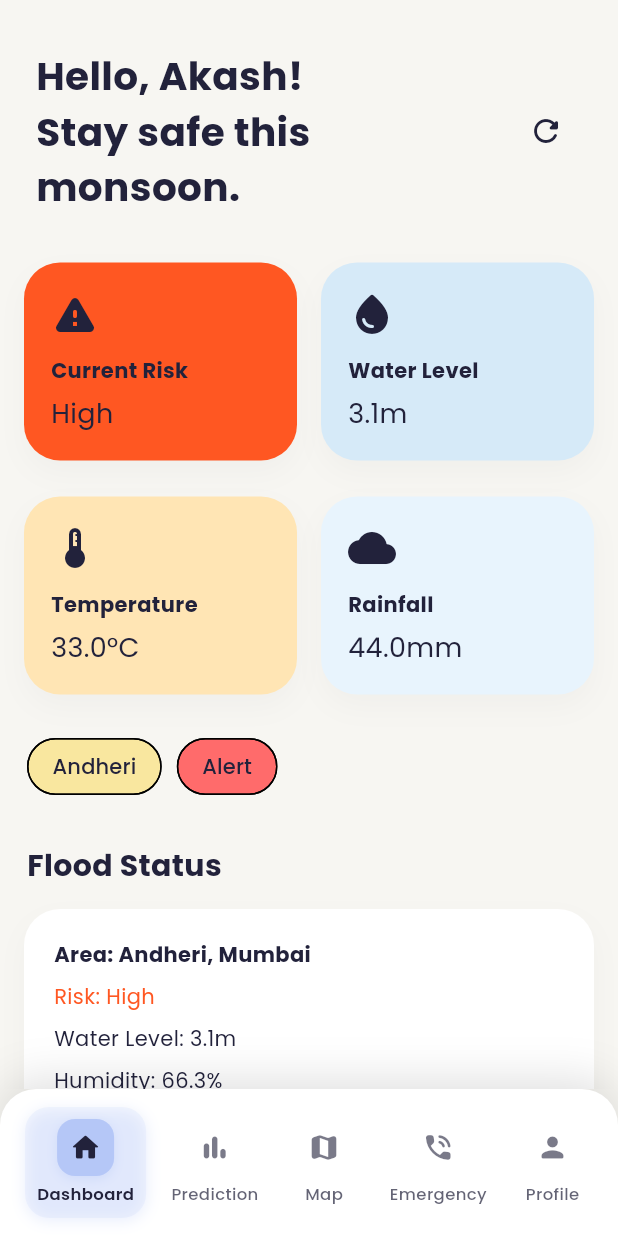
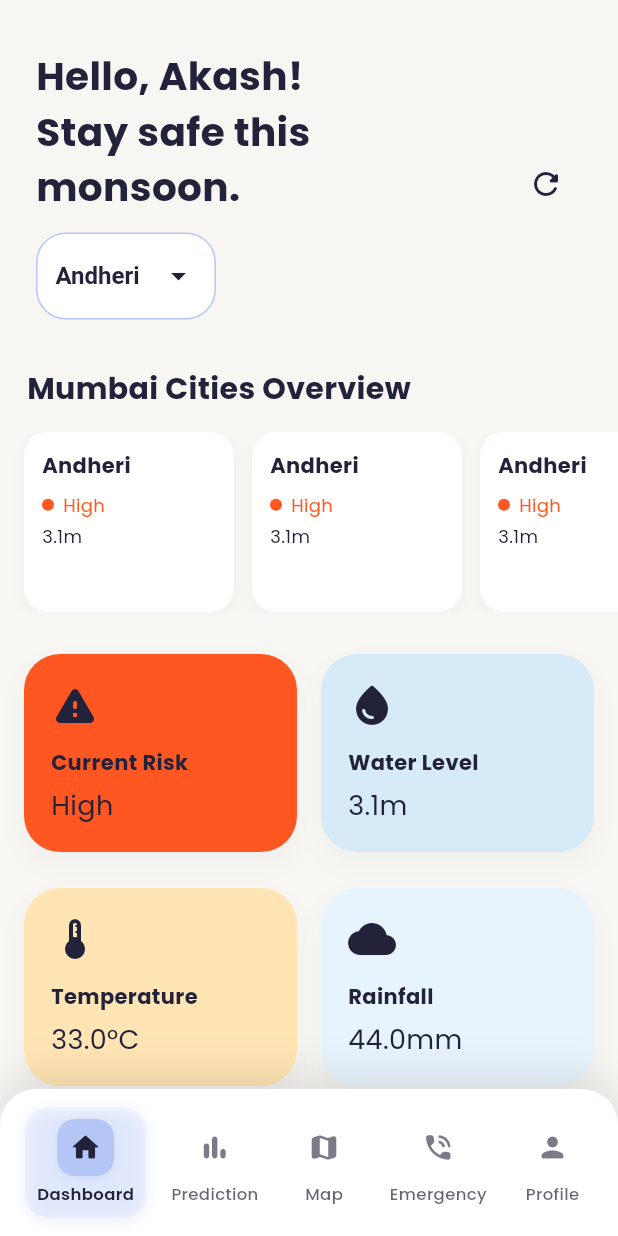
Before and after one commit to AkashKeote/flood, a Flutter app: the screen it shows after launch, on a phone screen of 412 x 824 dp. Run offline on Flutter 3.47's test engine with Material 3 defaults, Android fonts, the light colour scheme and no system bars; our stand-ins replace google_fonts, google_maps_flutter; network calls fail.

Commit message:
Add real-time Mumbai cities data with city selector

```diff
--- a/lib/DashboardPage.dart
+++ b/lib/DashboardPage.dart
@@ -1,6 +1,7 @@
 import 'package:flutter/material.dart';
 import 'package:google_fonts/google_fonts.dart';
 import 'models/flood_data.dart';
+import 'services/weather_service.dart';
 
 class DashboardPage extends StatefulWidget {
   const DashboardPage({super.key});
@@ -11,31 +12,53 @@ class DashboardPage extends StatefulWidget {
 
 class _DashboardPageState extends State<DashboardPage> {
   late FloodData _currentData;
-  late List<FloodData> _historicalData;
+  late List<FloodData> _allCitiesData;
   bool _isLoading = true;
+  String _selectedCity = 'Andheri';
+  List<String> _availableCities = [];
 
   @override
   void initState() {
     super.initState();
+    _availableCities = WeatherService.getMumbaiCities();
     _loadData();
   }
 
-  void _loadData() {
+  void _loadData() async {
     setState(() {
       _isLoading = true;
     });
 
-    // Simulate API call delay
-    Future.delayed(Duration(milliseconds: 800), () {
+    try {
+      // Load data for selected city
+      final cityData = await WeatherService.getRealTimeData(_selectedCity);
+
+      // Load data for all cities (for overview)
+      final allCitiesData = await WeatherService.getAllMumbaiCitiesData();
+
+      setState(() {
+        _currentData = cityData;
+        _allCitiesData = allCitiesData;
+        _isLoading = false;
+      });
+    } catch (e) {
+      // Fallback to mock data
       setState(() {
         _currentData = FloodDataService.getMockData();
-        _historicalData = FloodDataService.getHistoricalData();
+        _allCitiesData = FloodDataService.getHistoricalData();
         _isLoading = false;
       });
-    });
+    }
   }
 
   void _refreshData() {
+    _loadData();
+  }
+
+  void _changeCity(String city) {
+    setState(() {
+      _selectedCity = city;
+    });
     _loadData();
   }
 
@@ -52,7 +75,7 @@ class _DashboardPageState extends State<DashboardPage> {
         child: Column(
           crossAxisAlignment: CrossAxisAlignment.start,
           children: [
-            // Header
+            // Header with city selector
             Padding(
               padding: const EdgeInsets.symmetric(
                 vertical: 32.0,
@@ -62,13 +85,20 @@ class _DashboardPageState extends State<DashboardPage> {
                 mainAxisAlignment: MainAxisAlignment.spaceBetween,
                 children: [
                   Expanded(
-                    child: Text(
+                    child: Column(
+                      crossAxisAlignment: CrossAxisAlignment.start,
+                      children: [
+                        Text(
                           'Hello, Akash!\nStay safe this monsoon.',
                           style: GoogleFonts.poppins(
                             fontSize: 26,
                             fontWeight: FontWeight.bold,
                             color: Color(0xFF22223B),
                           ),
+                        ),
+                        SizedBox(height: 12),
+                        _buildCitySelector(),
+                      ],
                     ),
                   ),
                   IconButton(
@@ -79,6 +109,23 @@ class _DashboardPageState extends State<DashboardPage> {
                 ],
               ),
             ),
+
+            // Mumbai Cities Overview
+            Padding(
+              padding: const EdgeInsets.symmetric(horizontal: 18.0),
+              child: Text(
+                'Mumbai Cities Overview',
+                style: GoogleFonts.poppins(
+                  fontSize: 20,
+                  fontWeight: FontWeight.bold,
+                  color: Color(0xFF22223B),
+                ),
+              ),
+            ),
+            SizedBox(height: 14),
+            _buildCitiesOverview(),
+            SizedBox(height: 28),
+
             // Quick Stats Cards
             Padding(
               padding: const EdgeInsets.symmetric(horizontal: 16.0),
@@ -129,9 +176,16 @@ class _DashboardPageState extends State<DashboardPage> {
               child: Wrap(
                 spacing: 10,
                 children: [
-                  _PastelChip(label: _currentData.area.split(',')[0], color: Color(0xFFF9E79F)),
-                  _PastelChip(label: _currentData.alerts.isNotEmpty ? 'Alert' : 'Safe',
-                    color: _currentData.alerts.isNotEmpty ? Color(0xFFFF6B6B) : Color(0xFFB5C7F7)),
+                  _PastelChip(
+                    label: _currentData.area.split(',')[0],
+                    color: Color(0xFFF9E79F),
+                  ),
+                  _PastelChip(
+                    label: _currentData.alerts.isNotEmpty ? 'Alert' : 'Safe',
+                    color: _currentData.alerts.isNotEmpty
+                        ? Color(0xFFFF6B6B)
+                        : Color(0xFFB5C7F7),
+                  ),
                 ],
               ),
             ),
@@ -176,7 +230,9 @@ class _DashboardPageState extends State<DashboardPage> {
                     SizedBox(height: 8),
                     Text(
                       'Risk: ${_currentData.riskLevel}',
-                      style: TextStyle(color: _getRiskColor(_currentData.riskLevel)),
+                      style: TextStyle(
+                        color: _getRiskColor(_currentData.riskLevel),
+                      ),
                     ),
                     SizedBox(height: 8),
                     Text(
@@ -215,7 +271,9 @@ class _DashboardPageState extends State<DashboardPage> {
                 ),
               ),
               SizedBox(height: 14),
-              ..._currentData.alerts.map((alert) => _buildAlertCard(alert)).toList(),
+              ..._currentData.alerts
+                  .map((alert) => _buildAlertCard(alert))
+                  .toList(),
               SizedBox(height: 28),
             ],
             // Quick Actions
@@ -271,6 +329,110 @@ class _DashboardPageState extends State<DashboardPage> {
     );
   }
 
+  Widget _buildCitySelector() {
+    return Container(
+      padding: EdgeInsets.symmetric(horizontal: 12, vertical: 4),
+      decoration: BoxDecoration(
+        color: Colors.white,
+        borderRadius: BorderRadius.circular(20),
+        border: Border.all(color: Color(0xFFB5C7F7)),
+      ),
+      child: DropdownButtonHideUnderline(
+        child: DropdownButton<String>(
+          value: _selectedCity,
+          icon: Icon(Icons.arrow_drop_down, color: Color(0xFF22223B)),
+          style: TextStyle(
+            color: Color(0xFF22223B),
+            fontSize: 16,
+            fontWeight: FontWeight.w600,
+          ),
+          onChanged: (String? newValue) {
+            if (newValue != null) {
+              _changeCity(newValue);
+            }
+          },
+          items: _availableCities.map<DropdownMenuItem<String>>((String city) {
+            return DropdownMenuItem<String>(
+              value: city,
+              child: Text(city),
+            );
+          }).toList(),
+        ),
+      ),
+    );
+  }
+
+  Widget _buildCitiesOverview() {
+    return Container(
+      height: 120,
+      child: ListView.builder(
+        scrollDirection: Axis.horizontal,
+        padding: EdgeInsets.symmetric(horizontal: 16),
+        itemCount: _allCitiesData.length,
+        itemBuilder: (context, index) {
+          final cityData = _allCitiesData[index];
+          return Container(
+            width: 140,
+            margin: EdgeInsets.only(right: 12),
+            padding: EdgeInsets.all(12),
+            decoration: BoxDecoration(
+              color: Colors.white,
+              borderRadius: BorderRadius.circular(16),
+              boxShadow: [
+                BoxShadow(
+                  color: Colors.grey.withOpacity(0.08),
+                  blurRadius: 8,
+                  offset: Offset(0, 4),
+                ),
+              ],
+            ),
+            child: Column(
+              crossAxisAlignment: CrossAxisAlignment.start,
+              children: [
+                Text(
+                  cityData.area.split(',')[0],
+                  style: TextStyle(
+                    fontWeight: FontWeight.bold,
+                    fontSize: 14,
+                  ),
+                ),
+                SizedBox(height: 8),
+                Row(
+                  children: [
+                    Container(
+                      width: 8,
+                      height: 8,
+                      decoration: BoxDecoration(
+                        color: _getRiskColor(cityData.riskLevel),
+                        shape: BoxShape.circle,
+                      ),
+                    ),
+                    SizedBox(width: 6),
+                    Text(
+                      cityData.riskLevel,
+                      style: TextStyle(
+                        fontSize: 12,
+                        color: _getRiskColor(cityData.riskLevel),
+                      ),
+                    ),
+                  ],
+                ),
+                SizedBox(height: 4),
+                Text(
+                  '${cityData.waterLevel.toStringAsFixed(1)}m',
+                  style: TextStyle(
+                    fontSize: 12,
+                    color: Color(0xFF22223B),
+                  ),
+                ),
+              ],
+            ),
+          );
+        },
+      ),
+    );
+  }
+
   Widget _buildLoadingState() {
     return Center(
       child: Column(
@@ -282,10 +444,7 @@ class _DashboardPageState extends State<DashboardPage> {
           SizedBox(height: 16),
           Text(
             'Loading flood data...',
-            style: GoogleFonts.poppins(
-              fontSize: 16,
-              color: Color(0xFF22223B),
-            ),
+            style: GoogleFonts.poppins(fontSize: 16, color: Color(0xFF22223B)),
           ),
         ],
       ),
@@ -310,11 +469,7 @@ class _DashboardPageState extends State<DashboardPage> {
         ),
         child: Row(
           children: [
-            Icon(
-              _getAlertIcon(alert.severity),
-              color: Colors.white,
-              size: 24,
-            ),
+            Icon(_getAlertIcon(alert.severity), color: Colors.white, size: 24),
             SizedBox(width: 12),
             Expanded(
               child: Column(
@@ -433,7 +588,9 @@ class _DashboardPageState extends State<DashboardPage> {
       context: context,
       builder: (context) => AlertDialog(
         title: Text('Report Flood'),
-        content: Text('This feature will allow users to report flood incidents in their area.'),
+        content: Text(
+          'This feature will allow users to report flood incidents in their area.',
+        ),
         actions: [
           TextButton(
             onPressed: () => Navigator.pop(context),
@@ -449,7 +606,9 @@ class _DashboardPageState extends State<DashboardPage> {
       context: context,
       builder: (context) => AlertDialog(
         title: Text('Emergency Contact'),
-        content: Text('Calling emergency services...\n\nEmergency: 100\nFlood Control: 022-24937746'),
+        content: Text(
+          'Calling emergency services...\n\nEmergency: 100\nFlood Control: 022-24937746',
+        ),
         actions: [
           TextButton(
             onPressed: () => Navigator.pop(context),
@@ -462,9 +621,9 @@ class _DashboardPageState extends State<DashboardPage> {
 
   void _navigateToMap() {
     // This will be handled by the main navigation
-    ScaffoldMessenger.of(context).showSnackBar(
-      SnackBar(content: Text('Navigating to Map...')),
-    );
+    ScaffoldMessenger.of(
+      context,
+    ).showSnackBar(SnackBar(content: Text('Navigating to Map...')));
   }
 }
 
--- a/lib/models/flood_data.dart
+++ b/lib/models/flood_data.dart
@@ -29,8 +29,12 @@ class FloodData {
       temperature: (json['temperature'] ?? 0.0).toDouble(),
       humidity: (json['humidity'] ?? 0.0).toDouble(),
       rainfall: (json['rainfall'] ?? 0.0).toDouble(),
-      timestamp: DateTime.parse(json['timestamp'] ?? DateTime.now().toIso8601String()),
-      alerts: (json['alerts'] as List? ?? []).map((e) => FloodAlert.fromJson(e)).toList(),
+      timestamp: DateTime.parse(
+        json['timestamp'] ?? DateTime.now().toIso8601String(),
+      ),
+      alerts: (json['alerts'] as List? ?? [])
+          .map((e) => FloodAlert.fromJson(e))
+          .toList(),
     );
   }
 
@@ -68,7 +72,9 @@ class FloodAlert {
       id: json['id'] ?? '',
       message: json['message'] ?? '',
       severity: json['severity'] ?? 'info',
-      timestamp: DateTime.parse(json['timestamp'] ?? DateTime.now().toIso8601String()),
+      timestamp: DateTime.parse(
+        json['timestamp'] ?? DateTime.now().toIso8601String(),
+      ),
       location: json['location'] ?? '',
     );
   }
@@ -93,7 +99,12 @@ class FloodDataService {
     'Dadar, Mumbai',
   ];
 
-  static final List<String> _riskLevels = ['Low', 'Moderate', 'High', 'Critical'];
+  static final List<String> _riskLevels = [
+    'Low',
+    'Moderate',
+    'High',
+    'Critical',
+  ];
 
   static FloodData getMockData() {
     final random = Random();
@@ -130,23 +141,32 @@ class FloodDataService {
     final random = Random();
 
     if (riskLevel == 'High' || riskLevel == 'Critical') {
-      alerts.add(FloodAlert(
+      alerts.add(
+        FloodAlert(
           id: 'alert_${DateTime.now().millisecondsSinceEpoch}',
-        message: 'High water levels detected in $area. Evacuation recommended.',
+          message:
+              'High water levels detected in $area. Evacuation recommended.',
           severity: 'warning',
-        timestamp: DateTime.now().subtract(Duration(minutes: random.nextInt(60))),
+          timestamp: DateTime.now().subtract(
+            Duration(minutes: random.nextInt(60)),
+          ),
           location: area,
-      ));
+        ),
+      );
     }
 
     if (random.nextBool()) {
-      alerts.add(FloodAlert(
+      alerts.add(
+        FloodAlert(
           id: 'alert_${DateTime.now().millisecondsSinceEpoch + 1}',
           message: 'Heavy rainfall expected in next 2 hours.',
           severity: 'info',
-        timestamp: DateTime.now().subtract(Duration(minutes: random.nextInt(30))),
+          timestamp: DateTime.now().subtract(
+            Duration(minutes: random.nextInt(30)),
+          ),
           location: area,
-      ));
+        ),
+      );
     }
 
     return alerts;
@@ -165,7 +185,8 @@ class FloodDataService {
       final humidity = 55.0 + random.nextDouble() * 35.0;
       final rainfall = random.nextDouble() * 60.0;
 
-      data.add(FloodData(
+      data.add(
+        FloodData(
           area: area,
           waterLevel: waterLevel,
           riskLevel: riskLevel,
@@ -174,7 +195,8 @@ class FloodDataService {
           rainfall: rainfall,
           timestamp: date,
           alerts: _generateAlerts(area, riskLevel),
-      ));
+        ),
+      );
     }
 
     return data;
--- /dev/null
+++ b/lib/services/weather_service.dart
@@ -0,0 +1,154 @@
+import 'dart:convert';
+import 'package:http/http.dart' as http;
+import '../models/flood_data.dart';
+
+class WeatherService {
+  static const String _baseUrl = 'https://api.openweathermap.org/data/2.5';
+  static const String _apiKey = 'YOUR_API_KEY'; // Replace with your OpenWeather API key
+
+  static final List<Map<String, dynamic>> _mumbaiCities = [
+    {"name": "Andheri", "lat": 19.11227, "lon": 72.84067},
+    {"name": "Bandra", "lat": 19.05039, "lon": 72.83748},
+    {"name": "Worli", "lat": 19.01306, "lon": 72.82333},
+    {"name": "Chembur", "lat": 19.05456, "lon": 72.89361},
+    {"name": "Dadar", "lat": 19.01417, "lon": 72.84528},
+    {"name": "Malad", "lat": 19.18795, "lon": 72.84226},
+    {"name": "Goregaon", "lat": 19.16304, "lon": 72.84615},
+    {"name": "Kandivali", "lat": 19.20361, "lon": 72.85056},
+    {"name": "Borivali", "lat": 19.23246, "lon": 72.85644},
+    {"name": "Dahisar", "lat": 19.24758, "lon": 72.86253},
+  ];
+
+  static Future<FloodData> getRealTimeData(String cityName) async {
+    try {
+      // Find city coordinates
+      final city = _mumbaiCities.firstWhere(
+        (city) => city['name'].toLowerCase() == cityName.toLowerCase(),
+        orElse: () => _mumbaiCities[0],
+      );
+
+      // Get current weather
+      final weatherUrl = '$_baseUrl/weather?lat=${city['lat']}&lon=${city['lon']}&appid=$_apiKey&units=metric';
+      final weatherResponse = await http.get(Uri.parse(weatherUrl));
+
+      if (weatherResponse.statusCode != 200) {
+        throw Exception('Failed to fetch weather data');
+      }
+
+      final weatherData = json.decode(weatherResponse.body);
+
+      // Get forecast for rainfall prediction
+      final forecastUrl = '$_baseUrl/forecast?lat=${city['lat']}&lon=${city['lon']}&appid=$_apiKey&units=metric';
+      final forecastResponse = await http.get(Uri.parse(forecastUrl));
+
+      double rainfall = 0.0;
+      if (forecastResponse.statusCode == 200) {
+        final forecastData = json.decode(forecastResponse.body);
+        // Calculate total rainfall for next 24 hours
+        for (var item in forecastData['list'].take(8)) { // 24 hours (3-hour intervals)
+          rainfall += (item['rain']?['3h'] ?? 0.0);
+        }
+      }
+
+      // Calculate flood risk based on weather conditions
+      final temperature = weatherData['main']['temp'].toDouble();
+      final humidity = weatherData['main']['humidity'].toDouble();
+      final windSpeed = weatherData['wind']['speed'].toDouble();
+
+      // Simulate water level based on rainfall and humidity
+      final waterLevel = _calculateWaterLevel(rainfall, humidity);
+      final riskLevel = _calculateRiskLevel(waterLevel, rainfall);
+
+      // Generate alerts based on conditions
+      final alerts = _generateRealAlerts(city['name'], riskLevel, rainfall, temperature);
+
+      return FloodData(
+        area: '${city['name']}, Mumbai',
+        waterLevel: waterLevel,
+        riskLevel: riskLevel,
+        temperature: temperature,
+        humidity: humidity,
+        rainfall: rainfall,
+        timestamp: DateTime.now(),
+        alerts: alerts,
+      );
+    } catch (e) {
+      // Fallback to mock data if API fails
+      return FloodDataService.getMockData();
+    }
+  }
+
+  static double _calculateWaterLevel(double rainfall, double humidity) {
+    // Base water level (1.5m) + rainfall impact + humidity factor
+    double baseLevel = 1.5;
+    double rainfallImpact = rainfall * 0.1; // 10mm rain = 0.1m water level
+    double humidityImpact = (humidity - 60) * 0.01; // High humidity increases water level
+
+    return (baseLevel + rainfallImpact + humidityImpact).clamp(1.0, 5.0);
+  }
+
+  static String _calculateRiskLevel(double waterLevel, double rainfall) {
+    if (waterLevel > 4.0 || rainfall > 50) return 'Critical';
+    if (waterLevel > 3.0 || rainfall > 30) return 'High';
+    if (waterLevel > 2.0 || rainfall > 15) return 'Moderate';
+    return 'Low';
+  }
+
+  static List<FloodAlert> _generateRealAlerts(String city, String riskLevel, double rainfall, double temperature) {
+    final alerts = <FloodAlert>[];
+    final now = DateTime.now();
+
+    if (riskLevel == 'Critical' || riskLevel == 'High') {
+      alerts.add(FloodAlert(
+        id: 'alert_${now.millisecondsSinceEpoch}',
+        message: 'High flood risk detected in $city. Evacuation recommended.',
+        severity: 'warning',
+        timestamp: now.subtract(Duration(minutes: 5)),
+        location: '$city, Mumbai',
+      ));
+    }
+
+    if (rainfall > 20) {
+      alerts.add(FloodAlert(
+        id: 'alert_${now.millisecondsSinceEpoch + 1}',
+        message: 'Heavy rainfall (${rainfall.toStringAsFixed(1)}mm) in $city. Stay indoors.',
+        severity: 'info',
+        timestamp: now.subtract(Duration(minutes: 10)),
+        location: '$city, Mumbai',
+      ));
+    }
+
+    if (temperature > 35) {
+      alerts.add(FloodAlert(
+        id: 'alert_${now.millisecondsSinceEpoch + 2}',
+        message: 'High temperature (${temperature.toStringAsFixed(1)}°C) in $city. Stay hydrated.',
+        severity: 'info',
+        timestamp: now.subtract(Duration(minutes: 15)),
+        location: '$city, Mumbai',
+      ));
+    }
+
+    return alerts;
+  }
+
+  static Future<List<FloodData>> getAllMumbaiCitiesData() async {
+    final List<FloodData> allData = [];
+
+    for (final city in _mumbaiCities) {
+      try {
+        final data = await getRealTimeData(city['name']);
+        allData.add(data);
+      } catch (e) {
+        // If API fails for a city, use mock data
+        final mockData = FloodDataService.getMockData();
+        allData.add(mockData);
+      }
+    }
+
+    return allData;
+  }
+
+  static List<String> getMumbaiCities() {
+    return _mumbaiCities.map((city) => city['name'] as String).toList();
+  }
+}
--- a/pubspec.yaml
+++ b/pubspec.yaml
@@ -36,6 +36,7 @@ dependencies:
   cupertino_icons: ^1.0.8
   google_fonts: ^6.3.0
   google_maps_flutter: ^2.12.3
+  http: ^1.1.0
 
 dev_dependencies:
   flutter_test:
```
Also changed, not shown: lib/EmergencyPage.dart (+26 -18 lines), pubspec.lock, 3 other files. Lines whose indentation alone changed are shown as unchanged.
